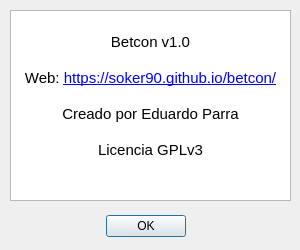
Old version of the form ui/about.ui in the repository soker90/betcon.
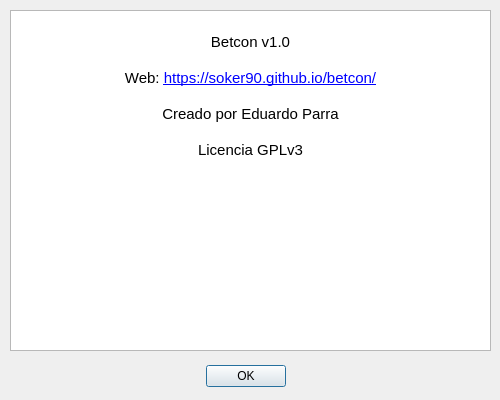
New version of the form.

Patch:
```diff
--- a/ui/about.ui
+++ b/ui/about.ui
@@ -6,20 +6,20 @@
    <rect>
     <x>0</x>
     <y>0</y>
-    <width>300</width>
-    <height>250</height>
+    <width>500</width>
+    <height>400</height>
    </rect>
   </property>
   <property name="minimumSize">
    <size>
-    <width>300</width>
-    <height>250</height>
+    <width>500</width>
+    <height>400</height>
    </size>
   </property>
   <property name="maximumSize">
    <size>
-    <width>300</width>
-    <height>250</height>
+    <width>500</width>
+    <height>402</height>
    </size>
   </property>
   <property name="windowTitle">
@@ -28,9 +28,9 @@
   <widget class="QDialogButtonBox" name="buttonBox">
    <property name="geometry">
     <rect>
-     <x>10</x>
-     <y>210</y>
-     <width>271</width>
+     <x>0</x>
+     <y>360</y>
+     <width>491</width>
      <height>32</height>
     </rect>
    </property>
@@ -49,23 +49,32 @@
     <rect>
      <x>10</x>
      <y>10</y>
-     <width>281</width>
-     <height>191</height>
+     <width>481</width>
+     <height>341</height>
     </rect>
    </property>
+   <property name="sizePolicy">
+    <sizepolicy hsizetype="Expanding" vsizetype="Expanding">
+     <horstretch>0</horstretch>
+     <verstretch>0</verstretch>
+    </sizepolicy>
+   </property>
+   <property name="layoutDirection">
+    <enum>Qt::LeftToRight</enum>
+   </property>
    <property name="html">
     <string>&lt;!DOCTYPE HTML PUBLIC &quot;-//W3C//DTD HTML 4.0//EN&quot; &quot;http://www.w3.org/TR/REC-html40/strict.dtd&quot;&gt;
 &lt;html&gt;&lt;head&gt;&lt;meta name=&quot;qrichtext&quot; content=&quot;1&quot; /&gt;&lt;style type=&quot;text/css&quot;&gt;
 p, li { white-space: pre-wrap; }
-&lt;/style&gt;&lt;/head&gt;&lt;body style=&quot; font-family:'Liberation Sans'; font-size:11pt; font-weight:400; font-style:normal;&quot;&gt;
-&lt;p align=&quot;center&quot; style=&quot;-qt-paragraph-type:empty; margin-top:0px; margin-bottom:0px; margin-left:0px; margin-right:0px; -qt-block-indent:0; text-indent:0px;&quot;&gt;&lt;br /&gt;&lt;/p&gt;
-&lt;p align=&quot;center&quot; style=&quot; margin-top:0px; margin-bottom:0px; margin-left:0px; margin-right:0px; -qt-block-indent:0; text-indent:0px;&quot;&gt;Betcon v1.0&lt;/p&gt;
-&lt;p align=&quot;center&quot; style=&quot;-qt-paragraph-type:empty; margin-top:0px; margin-bottom:0px; margin-left:0px; margin-right:0px; -qt-block-indent:0; text-indent:0px;&quot;&gt;&lt;br /&gt;&lt;/p&gt;
-&lt;p align=&quot;center&quot; style=&quot; margin-top:0px; margin-bottom:0px; margin-left:0px; margin-right:0px; -qt-block-indent:0; text-indent:0px;&quot;&gt;Web: &lt;a href=&quot;https://soker90.github.io/Betcon/&quot;&gt;&lt;span style=&quot; text-decoration: underline; color:#0000ff;&quot;&gt;https://soker90.github.io/betcon/&lt;/span&gt;&lt;/a&gt;&lt;/p&gt;
-&lt;p align=&quot;center&quot; style=&quot;-qt-paragraph-type:empty; margin-top:0px; margin-bottom:0px; margin-left:0px; margin-right:0px; -qt-block-indent:0; text-indent:0px;&quot;&gt;&lt;br /&gt;&lt;/p&gt;
-&lt;p align=&quot;center&quot; style=&quot; margin-top:0px; margin-bottom:0px; margin-left:0px; margin-right:0px; -qt-block-indent:0; text-indent:0px;&quot;&gt;Creado por Eduardo Parra&lt;/p&gt;
-&lt;p align=&quot;center&quot; style=&quot;-qt-paragraph-type:empty; margin-top:0px; margin-bottom:0px; margin-left:0px; margin-right:0px; -qt-block-indent:0; text-indent:0px;&quot;&gt;&lt;br /&gt;&lt;/p&gt;
-&lt;p align=&quot;center&quot; style=&quot; margin-top:0px; margin-bottom:0px; margin-left:0px; margin-right:0px; -qt-block-indent:0; text-indent:0px;&quot;&gt;Licencia GPLv3&lt;/p&gt;&lt;/body&gt;&lt;/html&gt;</string>
+&lt;/style&gt;&lt;/head&gt;&lt;body style=&quot; font-family:'Cantarell'; font-size:11pt; font-weight:400; font-style:normal;&quot;&gt;
+&lt;p align=&quot;center&quot; style=&quot;-qt-paragraph-type:empty; margin-top:0px; margin-bottom:0px; margin-left:0px; margin-right:0px; -qt-block-indent:0; text-indent:0px; font-family:'Liberation Sans';&quot;&gt;&lt;br /&gt;&lt;/p&gt;
+&lt;p align=&quot;center&quot; style=&quot; margin-top:0px; margin-bottom:0px; margin-left:0px; margin-right:0px; -qt-block-indent:0; text-indent:0px;&quot;&gt;&lt;span style=&quot; font-family:'Liberation Sans';&quot;&gt;Betcon v1.0&lt;/span&gt;&lt;/p&gt;
+&lt;p align=&quot;center&quot; style=&quot;-qt-paragraph-type:empty; margin-top:0px; margin-bottom:0px; margin-left:0px; margin-right:0px; -qt-block-indent:0; text-indent:0px; font-family:'Liberation Sans';&quot;&gt;&lt;br /&gt;&lt;/p&gt;
+&lt;p align=&quot;center&quot; style=&quot; margin-top:0px; margin-bottom:0px; margin-left:0px; margin-right:0px; -qt-block-indent:0; text-indent:0px;&quot;&gt;&lt;span style=&quot; font-family:'Liberation Sans';&quot;&gt;Web: &lt;/span&gt;&lt;a href=&quot;https://soker90.github.io/Betcon/&quot;&gt;&lt;span style=&quot; font-family:'Liberation Sans'; text-decoration: underline; color:#0000ff;&quot;&gt;https://soker90.github.io/betcon/&lt;/span&gt;&lt;/a&gt;&lt;/p&gt;
+&lt;p align=&quot;center&quot; style=&quot;-qt-paragraph-type:empty; margin-top:0px; margin-bottom:0px; margin-left:0px; margin-right:0px; -qt-block-indent:0; text-indent:0px; font-family:'Liberation Sans';&quot;&gt;&lt;br /&gt;&lt;/p&gt;
+&lt;p align=&quot;center&quot; style=&quot; margin-top:0px; margin-bottom:0px; margin-left:0px; margin-right:0px; -qt-block-indent:0; text-indent:0px;&quot;&gt;&lt;span style=&quot; font-family:'Liberation Sans';&quot;&gt;Creado por Eduardo Parra&lt;/span&gt;&lt;/p&gt;
+&lt;p align=&quot;center&quot; style=&quot;-qt-paragraph-type:empty; margin-top:0px; margin-bottom:0px; margin-left:0px; margin-right:0px; -qt-block-indent:0; text-indent:0px; font-family:'Liberation Sans';&quot;&gt;&lt;br /&gt;&lt;/p&gt;
+&lt;p align=&quot;center&quot; style=&quot; margin-top:0px; margin-bottom:0px; margin-left:0px; margin-right:0px; -qt-block-indent:0; text-indent:0px;&quot;&gt;&lt;span style=&quot; font-family:'Liberation Sans';&quot;&gt;Licencia GPLv3&lt;/span&gt;&lt;/p&gt;&lt;/body&gt;&lt;/html&gt;</string>
    </property>
   </widget>
  </widget>
```
Left out of the diff: 3 changed lines with no effect on the pictures.
